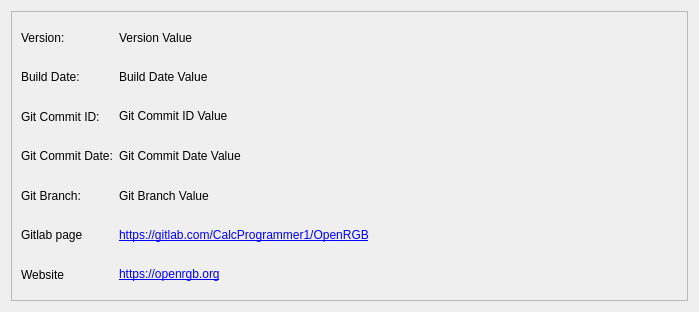
Old version of the form qt/OpenRGBSoftwareInfoPage/OpenRGBSoftwareInfoPage.ui in the repository CalcProgrammer1/OpenRGB.
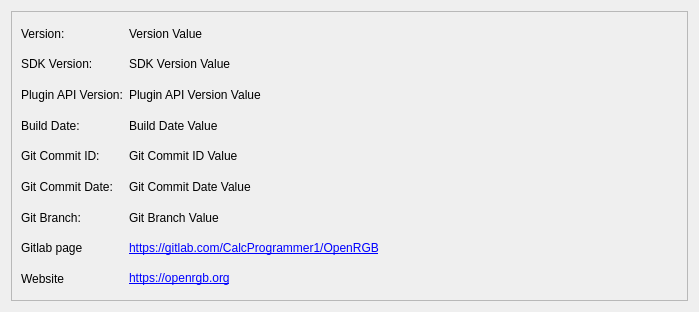
New version of the form.

Commit message: Add SDK Version and Plugin API Version to Information Settings tab

```diff
--- a/qt/OpenRGBSoftwareInfoPage/OpenRGBSoftwareInfoPage.ui
+++ b/qt/OpenRGBSoftwareInfoPage/OpenRGBSoftwareInfoPage.ui
@@ -35,42 +35,20 @@
       <enum>QFrame::Sunken</enum>
      </property>
      <layout class="QGridLayout" name="gridLayout_2" columnstretch="0,1">
-      <item row="0" column="0">
-       <widget class="QLabel" name="VersionLabel">
+      <item row="7" column="1">
+       <widget class="QLabel" name="GitlabLinkValue">
         <property name="text">
-         <string>Version:</string>
+         <string>&lt;a href=&quot;https://gitlab.com/CalcProgrammer1/OpenRGB&quot;&gt;https://gitlab.com/CalcProgrammer1/OpenRGB&lt;/a&gt;</string>
         </property>
-       </widget>
-      </item>
-      <item row="0" column="1">
-       <widget class="QLabel" name="VersionValue">
-        <property name="text">
-         <string notr="true">Version Value</string>
+        <property name="textFormat">
+         <enum>Qt::RichText</enum>
         </property>
-       </widget>
-      </item>
-      <item row="1" column="0">
-       <widget class="QLabel" name="BuildDateLabel">
-        <property name="text">
-         <string>Build Date:</string>
+        <property name="openExternalLinks">
+         <bool>true</bool>
         </property>
        </widget>
       </item>
-      <item row="1" column="1">
-       <widget class="QLabel" name="BuildDateValue">
-        <property name="text">
-         <string notr="true">Build Date Value</string>
-        </property>
-       </widget>
-      </item>
-      <item row="2" column="0">
-       <widget class="QLabel" name="GitCommitIDLabel">
-        <property name="text">
-         <string>Git Commit ID:</string>
-        </property>
-       </widget>
-      </item>
-      <item row="2" column="1">
+      <item row="4" column="1">
        <widget class="QLabel" name="GitCommitIDValue">
         <property name="text">
          <string notr="true">Git Commit ID Value</string>
@@ -80,71 +58,121 @@
         </property>
        </widget>
       </item>
-      <item row="3" column="0">
-       <widget class="QLabel" name="GitCommitDateLabel">
-        <property name="text">
-         <string>Git Commit Date:</string>
-        </property>
-       </widget>
-      </item>
-      <item row="3" column="1">
-       <widget class="QLabel" name="GitCommitDateValue">
-        <property name="text">
-         <string notr="true">Git Commit Date Value</string>
-        </property>
-       </widget>
-      </item>
       <item row="4" column="0">
+       <widget class="QLabel" name="GitCommitIDLabel">
+        <property name="text">
+         <string>Git Commit ID:</string>
+        </property>
+       </widget>
+      </item>
+      <item row="8" column="1">
+       <widget class="QLabel" name="WebsiteLinkValue">
+        <property name="text">
+         <string>&lt;a href=&quot;https://openrgb.org&quot;&gt;https://openrgb.org&lt;/a&gt;</string>
+        </property>
+        <property name="textFormat">
+         <enum>Qt::RichText</enum>
+        </property>
+        <property name="openExternalLinks">
+         <bool>true</bool>
+        </property>
+       </widget>
+      </item>
+      <item row="7" column="0">
+       <widget class="QLabel" name="GitlabLinkLabel">
+        <property name="text">
+         <string>Gitlab page</string>
+        </property>
+       </widget>
+      </item>
+      <item row="6" column="0">
        <widget class="QLabel" name="GitBranchLabel">
         <property name="text">
          <string>Git Branch:</string>
         </property>
        </widget>
       </item>
-      <item row="4" column="1">
+      <item row="3" column="1">
+       <widget class="QLabel" name="BuildDateValue">
+        <property name="text">
+         <string notr="true">Build Date Value</string>
+        </property>
+       </widget>
+      </item>
+      <item row="6" column="1">
        <widget class="QLabel" name="GitBranchValue">
         <property name="text">
          <string notr="true">Git Branch Value</string>
         </property>
        </widget>
       </item>
-      <item row="5" column="0">
-       <widget class="QLabel" name="GitlabLinkLabel">
-        <property name="text">
-         <string>Gitlab page</string>
-        </property>
-       </widget>
-      </item>
-      <item row="5" column="1">
-       <widget class="QLabel" name="GitlabLinkValue">
-        <property name="text">
-         <string>&lt;a href=&quot;https://gitlab.com/CalcProgrammer1/OpenRGB&quot;&gt;https://gitlab.com/CalcProgrammer1/OpenRGB&lt;/a&gt;</string>
-        </property>
-        <property name="textFormat">
-         <enum>Qt::RichText</enum>
-        </property>
-        <property name="openExternalLinks">
-         <bool>true</bool>
-        </property>
-       </widget>
-      </item>
-      <item row="6" column="0">
+      <item row="8" column="0">
        <widget class="QLabel" name="WebsiteLinkLabel">
         <property name="text">
          <string>Website</string>
         </property>
        </widget>
       </item>
-      <item row="6" column="1">
-       <widget class="QLabel" name="WebsiteLinkValue">
+      <item row="5" column="1">
+       <widget class="QLabel" name="GitCommitDateValue">
         <property name="text">
-         <string>&lt;a href=&quot;https://openrgb.org&quot;&gt;https://openrgb.org&lt;/a&gt;</string>
+         <string notr="true">Git Commit Date Value</string>
         </property>
-        <property name="textFormat">
-         <enum>Qt::RichText</enum>
+       </widget>
+      </item>
+      <item row="1" column="0">
+       <widget class="QLabel" name="SDKVersionLabel">
+        <property name="text">
+         <string>SDK Version:</string>
         </property>
-        <property name="openExternalLinks">
-         <bool>true</bool>
+       </widget>
+      </item>
+      <item row="0" column="0">
+       <widget class="QLabel" name="VersionLabel">
+        <property name="text">
+         <string>Version:</string>
+        </property>
+       </widget>
+      </item>
+      <item row="5" column="0">
+       <widget class="QLabel" name="GitCommitDateLabel">
+        <property name="text">
+         <string>Git Commit Date:</string>
+        </property>
+       </widget>
+      </item>
+      <item row="0" column="1">
+       <widget class="QLabel" name="VersionValue">
+        <property name="text">
+         <string notr="true">Version Value</string>
+        </property>
+       </widget>
+      </item>
+      <item row="3" column="0">
+       <widget class="QLabel" name="BuildDateLabel">
+        <property name="text">
+         <string>Build Date:</string>
+        </property>
+       </widget>
+      </item>
+      <item row="2" column="0">
+       <widget class="QLabel" name="PluginAPIVersionLabel">
+        <property name="text">
+         <string>Plugin API Version:</string>
+        </property>
+       </widget>
+      </item>
+      <item row="1" column="1">
+       <widget class="QLabel" name="SDKVersionValue">
+        <property name="text">
+         <string>SDK Version Value</string>
+        </property>
+       </widget>
+      </item>
+      <item row="2" column="1">
+       <widget class="QLabel" name="PluginAPIVersionValue">
+        <property name="text">
+         <string>Plugin API Version Value</string>
         </property>
        </widget>
       </item>
```
The commit also changes 1 other file.
